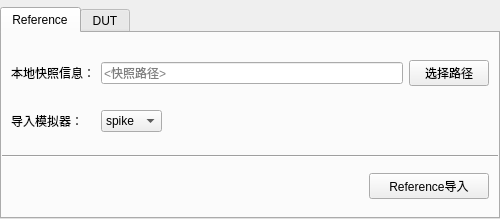
Before: the Qt Designer form ui/import.ui in zfcfuture/CADS, drawn with Qt 5.
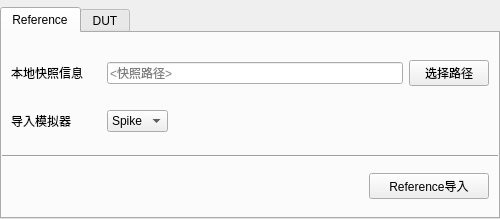
After: the same form once the commit is applied.

What changed in the file:
```diff
--- a/ui/import.ui
+++ b/ui/import.ui
@@ -67,12 +67,12 @@
           <widget class="QLabel" name="label">
            <property name="minimumSize">
             <size>
-             <width>84</width>
+             <width>90</width>
              <height>0</height>
             </size>
            </property>
            <property name="text">
-            <string>本地快照信息：</string>
+            <string>本地快照信息</string>
            </property>
           </widget>
          </item>
@@ -117,12 +117,12 @@
           <widget class="QLabel" name="label_3">
            <property name="minimumSize">
             <size>
-             <width>84</width>
+             <width>90</width>
              <height>0</height>
             </size>
            </property>
            <property name="text">
-            <string>导入模拟器：</string>
+            <string>导入模拟器</string>
            </property>
           </widget>
          </item>
@@ -130,7 +130,7 @@
           <widget class="QComboBox" name="comboBox">
            <item>
             <property name="text">
-             <string>spike</string>
+             <string>Spike</string>
             </property>
            </item>
            <item>
```
Left out of the diff: 24 changed lines with no effect on the pictures.
